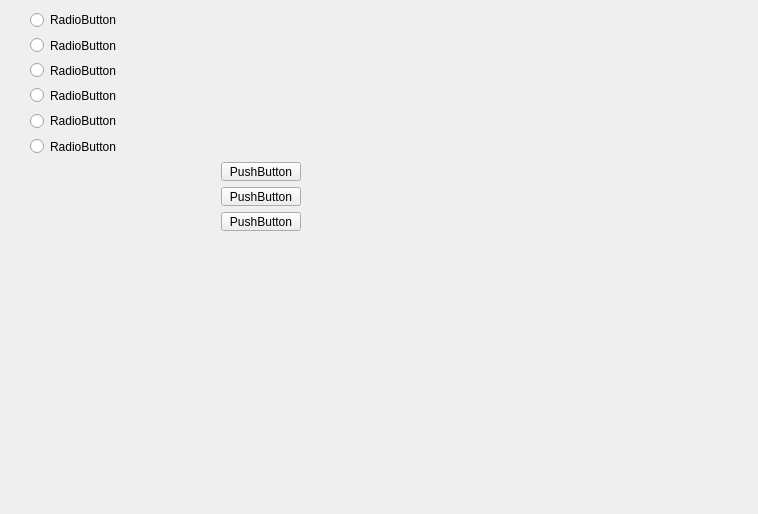
Above: Layout/VisitorWIndow.ui from TeflonDervish/Coursework before the change. Below: the same form after it.
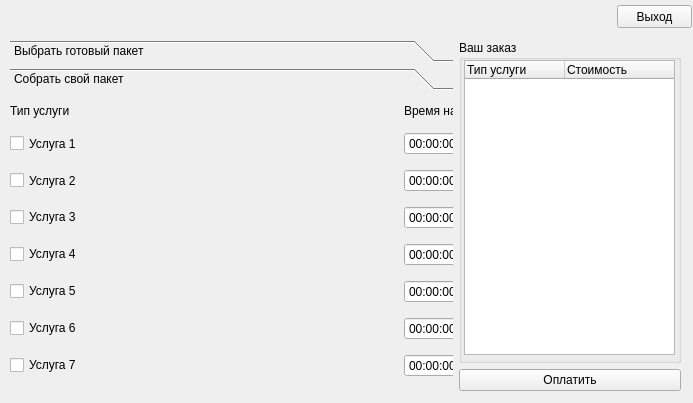
That is the form after the change. The open tabs and pages were chosen to show the change.

Patch:
```diff
--- a/Layout/VisitorWIndow.ui
+++ b/Layout/VisitorWIndow.ui
@@ -6,99 +6,313 @@
    <rect>
     <x>0</x>
     <y>0</y>
-    <width>758</width>
-    <height>514</height>
+    <width>693</width>
+    <height>403</height>
    </rect>
   </property>
+  <property name="sizePolicy">
+   <sizepolicy hsizetype="Fixed" vsizetype="Fixed">
+    <horstretch>0</horstretch>
+    <verstretch>0</verstretch>
+   </sizepolicy>
+  </property>
   <property name="windowTitle">
    <string>MainWindow</string>
   </property>
   <widget class="QWidget" name="centralwidget">
-   <widget class="QWidget" name="gridLayoutWidget">
+   <widget class="QWidget" name="gridLayoutWidget_3">
     <property name="geometry">
      <rect>
-      <x>30</x>
-      <y>10</y>
-      <width>271</width>
-      <height>221</height>
+      <x>0</x>
+      <y>30</y>
+      <width>691</width>
+      <height>371</height>
      </rect>
     </property>
-    <layout class="QGridLayout" name="gridLayout" columnstretch="4,1">
-     <item row="2" column="0">
-      <widget class="QRadioButton" name="radioButton_3">
-       <property name="text">
-        <string>RadioButton</string>
+    <layout class="QGridLayout" name="gridLayout_3" rowstretch="0,0" columnstretch="2,1">
+     <property name="leftMargin">
+      <number>10</number>
+     </property>
+     <property name="topMargin">
+      <number>10</number>
+     </property>
+     <property name="rightMargin">
+      <number>10</number>
+     </property>
+     <property name="bottomMargin">
+      <number>10</number>
+     </property>
+     <item row="0" column="1">
+      <widget class="QGroupBox" name="groupBox">
+       <property name="title">
+        <string>Ваш заказ</string>
        </property>
+       <widget class="QTreeWidget" name="treeWidget">
+        <property name="geometry">
+         <rect>
+          <x>5</x>
+          <y>20</y>
+          <width>211</width>
+          <height>295</height>
+         </rect>
+        </property>
+        <property name="sizePolicy">
+         <sizepolicy hsizetype="Maximum" vsizetype="Expanding">
+          <horstretch>0</horstretch>
+          <verstretch>0</verstretch>
+         </sizepolicy>
+        </property>
+        <property name="minimumSize">
+         <size>
+          <width>151</width>
+          <height>0</height>
+         </size>
+        </property>
+        <property name="styleSheet">
+         <string notr="true">font: 7pt &quot;MS Shell Dlg 2&quot;;</string>
+        </property>
+        <column>
+         <property name="text">
+          <string>Тип услуги</string>
+         </property>
+        </column>
+        <column>
+         <property name="text">
+          <string>Стоимость</string>
+         </property>
+        </column>
+       </widget>
       </widget>
      </item>
-     <item row="1" column="0">
-      <widget class="QRadioButton" name="radioButton_2">
-       <property name="text">
-        <string>RadioButton</string>
-       </property>
-      </widget>
-     </item>
-     <item row="0" column="0">
-      <widget class="QRadioButton" name="radioButton">
-       <property name="text">
-        <string>RadioButton</string>
-       </property>
-      </widget>
-     </item>
-     <item row="5" column="0">
-      <widget class="QRadioButton" name="radioButton_6">
-       <property name="text">
-        <string>RadioButton</string>
-       </property>
-      </widget>
-     </item>
-     <item row="3" column="0">
-      <widget class="QRadioButton" name="radioButton_4">
-       <property name="text">
-        <string>RadioButton</string>
-       </property>
-      </widget>
-     </item>
-     <item row="4" column="0">
-      <widget class="QRadioButton" name="radioButton_5">
-       <property name="text">
-        <string>RadioButton</string>
-       </property>
-      </widget>
-     </item>
-     <item row="6" column="1">
+     <item row="1" column="1">
       <widget class="QPushButton" name="pushButton">
        <property name="text">
-        <string>PushButton</string>
+        <string>Оплатить</string>
        </property>
       </widget>
      </item>
-     <item row="7" column="1">
-      <widget class="QPushButton" name="pushButton_2">
-       <property name="text">
-        <string>PushButton</string>
+     <item row="0" column="0" rowspan="2">
+      <widget class="QToolBox" name="toolBox">
+       <property name="sizePolicy">
+        <sizepolicy hsizetype="Minimum" vsizetype="Minimum">
+         <horstretch>0</horstretch>
+         <verstretch>0</verstretch>
+        </sizepolicy>
        </property>
-      </widget>
-     </item>
-     <item row="8" column="1">
-      <widget class="QPushButton" name="pushButton_3">
-       <property name="text">
-        <string>PushButton</string>
+       <property name="currentIndex">
+        <number>0</number>
        </property>
+       <widget class="QWidget" name="page">
+        <property name="geometry">
+         <rect>
+          <x>0</x>
+          <y>0</y>
+          <width>443</width>
+          <height>297</height>
+         </rect>
+        </property>
+        <attribute name="label">
+         <string>Выбрать готовый пакет</string>
+        </attribute>
+        <widget class="QWidget" name="gridLayoutWidget">
+         <property name="geometry">
+          <rect>
+           <x>0</x>
+           <y>0</y>
+           <width>491</width>
+           <height>291</height>
+          </rect>
+         </property>
+         <layout class="QGridLayout" name="gridLayout" columnstretch="0">
+          <item row="5" column="0">
+           <widget class="QRadioButton" name="radioButton_6">
+            <property name="text">
+             <string>6 пакет</string>
+            </property>
+           </widget>
+          </item>
+          <item row="1" column="0">
+           <widget class="QRadioButton" name="radioButton_2">
+            <property name="text">
+             <string>2 пакет</string>
+            </property>
+           </widget>
+          </item>
+          <item row="0" column="0">
+           <widget class="QRadioButton" name="radioButton">
+            <property name="text">
+             <string>1 пакет</string>
+            </property>
+           </widget>
+          </item>
+          <item row="3" column="0">
+           <widget class="QRadioButton" name="radioButton_4">
+            <property name="text">
+             <string>4 пакет</string>
+            </property>
+           </widget>
+          </item>
+          <item row="2" column="0">
+           <widget class="QRadioButton" name="radioButton_3">
+            <property name="text">
+             <string>3 пакет</string>
+            </property>
+           </widget>
+          </item>
+          <item row="4" column="0">
+           <widget class="QRadioButton" name="radioButton_5">
+            <property name="text">
+             <string>5 пакет</string>
+            </property>
+           </widget>
+          </item>
+         </layout>
+        </widget>
+       </widget>
+       <widget class="QWidget" name="page_2">
+        <property name="geometry">
+         <rect>
+          <x>0</x>
+          <y>0</y>
+          <width>443</width>
+          <height>297</height>
+         </rect>
+        </property>
+        <attribute name="label">
+         <string>Собрать свой пакет</string>
+        </attribute>
+        <widget class="QWidget" name="gridLayoutWidget_2">
+         <property name="geometry">
+          <rect>
+           <x>0</x>
+           <y>0</y>
+           <width>491</width>
+           <height>291</height>
+          </rect>
+         </property>
+         <layout class="QGridLayout" name="gridLayout_2" rowstretch="1,2,2,2,2,2,2,2" columnstretch="4,1">
+          <item row="2" column="0">
+           <widget class="QCheckBox" name="checkBox_2">
+            <property name="sizePolicy">
+             <sizepolicy hsizetype="Minimum" vsizetype="Minimum">
+              <horstretch>0</horstretch>
+              <verstretch>0</verstretch>
+             </sizepolicy>
+            </property>
+            <property name="text">
+             <string>Услуга 2</string>
+            </property>
+           </widget>
+          </item>
+          <item row="1" column="0">
+           <widget class="QCheckBox" name="checkBox">
+            <property name="sizePolicy">
+             <sizepolicy hsizetype="Minimum" vsizetype="Minimum">
+              <horstretch>0</horstretch>
+              <verstretch>0</verstretch>
+             </sizepolicy>
+            </property>
+            <property name="text">
+             <string>Услуга 1</string>
+            </property>
+           </widget>
+          </item>
+          <item row="5" column="0">
+           <widget class="QCheckBox" name="checkBox_5">
+            <property name="text">
+             <string>Услуга 5</string>
+            </property>
+           </widget>
+          </item>
+          <item row="3" column="0">
+           <widget class="QCheckBox" name="checkBox_3">
+            <property name="text">
+             <string>Услуга 3</string>
+            </property>
+           </widget>
+          </item>
+          <item row="4" column="0">
+           <widget class="QCheckBox" name="checkBox_4">
+            <property name="text">
+             <string>Услуга 4</string>
+            </property>
+           </widget>
+          </item>
+          <item row="1" column="1">
+           <widget class="QTimeEdit" name="timeEdit"/>
+          </item>
+          <item row="7" column="0">
+           <widget class="QCheckBox" name="checkBox_7">
+            <property name="text">
+             <string>Услуга 7</string>
+            </property>
+           </widget>
+          </item>
+          <item row="2" column="1">
+           <widget class="QTimeEdit" name="timeEdit_2"/>
+          </item>
+          <item row="6" column="0">
+           <widget class="QCheckBox" name="checkBox_6">
+            <property name="text">
+             <string>Услуга 6</string>
+            </property>
+           </widget>
+          </item>
+          <item row="3" column="1">
+           <widget class="QTimeEdit" name="timeEdit_3"/>
+          </item>
+          <item row="4" column="1">
+           <widget class="QTimeEdit" name="timeEdit_4"/>
+          </item>
+          <item row="5" column="1">
+           <widget class="QTimeEdit" name="timeEdit_5"/>
+          </item>
+          <item row="6" column="1">
+           <widget class="QTimeEdit" name="timeEdit_6"/>
+          </item>
+          <item row="7" column="1">
+           <widget class="QTimeEdit" name="timeEdit_7"/>
+          </item>
+          <item row="0" column="0">
+           <widget class="QLabel" name="label">
+            <property name="sizePolicy">
+             <sizepolicy hsizetype="Preferred" vsizetype="Maximum">
+              <horstretch>0</horstretch>
+              <verstretch>0</verstretch>
+             </sizepolicy>
+            </property>
+            <property name="text">
+             <string>Тип услуги</string>
+            </property>
+           </widget>
+          </item>
+          <item row="0" column="1">
+           <widget class="QLabel" name="label_2">
+            <property name="text">
+             <string>Время на услугу</string>
+            </property>
+           </widget>
+          </item>
+         </layout>
+        </widget>
+       </widget>
       </widget>
      </item>
     </layout>
    </widget>
-  </widget>
-  <widget class="QMenuBar" name="menubar">
-   <property name="geometry">
-    <rect>
-     <x>0</x>
-     <y>0</y>
-     <width>758</width>
-     <height>21</height>
-    </rect>
-   </property>
+   <widget class="QPushButton" name="pushButton_2">
+    <property name="geometry">
+     <rect>
+      <x>617</x>
+      <y>5</y>
+      <width>75</width>
+      <height>23</height>
+     </rect>
+    </property>
+    <property name="text">
+     <string>Выход</string>
+    </property>
+   </widget>
   </widget>
  </widget>
  <resources/>
```
